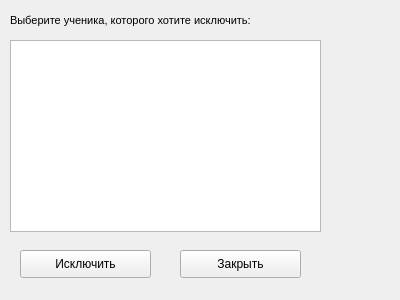
Old version of the form kick_student_form.ui in the repository MishaSok/yandex_pyqt5_project.
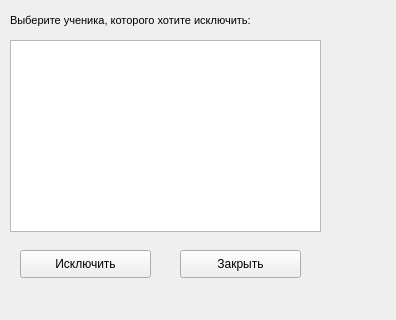
New version of the form.

```diff
--- a/kick_student_form.ui
+++ b/kick_student_form.ui
@@ -6,8 +6,8 @@
    <rect>
     <x>0</x>
     <y>0</y>
-    <width>400</width>
-    <height>300</height>
+    <width>396</width>
+    <height>320</height>
    </rect>
   </property>
   <property name="windowTitle">
```
